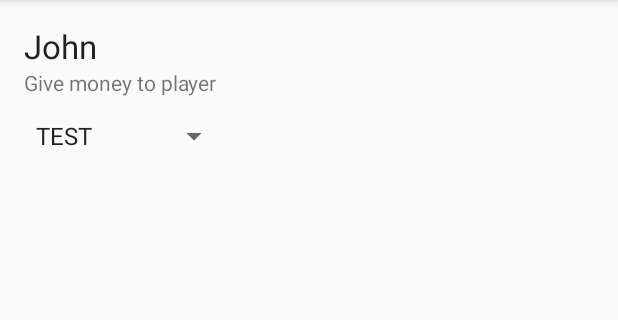
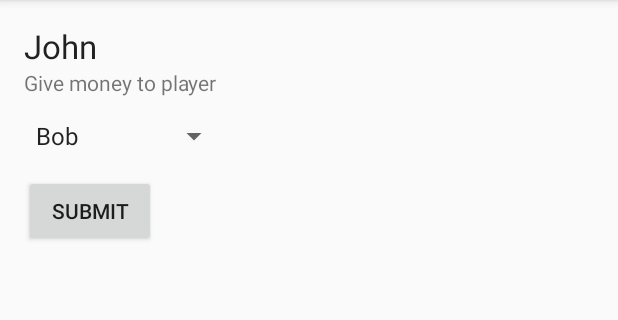
Before and after one commit to parkm/Monop, an Android app: the screen it shows after launch (PlayerActionActivity), after a tap on "ACTION", on a phone screen of 412 x 824 dp, the part 84-404 px from its top. Run offline under Robolectric (Android 15) with nearby library versions, the phone set to English and light mode, and no system bars.

```diff
--- a/app/src/main/java/com/github/parkm/monop/MainActivity.java
+++ b/app/src/main/java/com/github/parkm/monop/MainActivity.java
@@ -6,13 +6,16 @@ import android.support.v7.app.ActionBarActivity;
 import android.view.Menu;
 import android.view.MenuItem;
 import android.view.View;
-import android.view.ViewGroup;
 import android.widget.Button;
 import android.widget.LinearLayout;
 import android.widget.RelativeLayout;
 import android.widget.TextView;
 
+import java.util.HashMap;
+
 public class MainActivity extends ActionBarActivity {
+
+    HashMap<Player, View> playerGroupViews = new HashMap<>();
 
     @Override
     protected void onCreate(Bundle savedInstanceState) {
@@ -20,27 +23,46 @@ public class MainActivity extends ActionBarActivity {
         setContentView(R.layout.activity_main);
         LinearLayout playerLayout = (LinearLayout) this.findViewById(R.id.playerLayout);
 
-        Player[] players = {new Player("John"), new Player("Bob")};
+        Player[] players = {new Player("John"), new Player("Bob"), new Player("Greg")};
         for (Player p : players) {
-            playerLayout.addView(this.createPlayerGroupView(p));
+            Monop.addPlayer(p);
+            View view = this.createPlayerGroupView(p);
+            playerLayout.addView(view);
+            this.playerGroupViews.put(p, view);
+        }
+    }
+
+    @Override
+    protected void onActivityResult(int requstCode, int resultCode, Intent data) {
+        for (Player p : Monop.getPlayers()) {
+            this.updatePlayerGroupView(this.playerGroupViews.get(p), p);
         }
     }
 
     View createPlayerGroupView(final Player player) {
         RelativeLayout rl = (RelativeLayout) getLayoutInflater().inflate(R.layout.player_action_group, null);
-        TextView playerNameView = (TextView) rl.findViewById(R.id.playerName);
-        final TextView playerMoney = (TextView) rl.findViewById(R.id.playerMoney);
+
         Button actionButton = (Button) rl.findViewById(R.id.actionButton);
         actionButton.setOnClickListener(new View.OnClickListener() {
             @Override
             public void onClick(View view) {
                 Intent i = new Intent(getBaseContext(), PlayerActionActivity.class);
-                i.putExtra("player", player);
-                startActivity(i);
+                i.putExtra("player", player.getId());
+                startActivityForResult(i, 0, null);
             }
         });
-        playerNameView.setText(player.name);
+
+        this.updatePlayerGroupView(rl, player);
+
         return rl;
+    }
+
+    void updatePlayerGroupView(View playerLayout, Player p) {
+        View view = playerLayout;
+        TextView playerName = (TextView) view.findViewById(R.id.playerName);
+        playerName.setText(p.name);
+        TextView playerMoney = (TextView) view.findViewById(R.id.playerMoney);
+        playerMoney.setText(String.valueOf(p.balance));
     }
 
     @Override
--- /dev/null
+++ b/app/src/main/java/com/github/parkm/monop/Monop.java
@@ -0,0 +1,23 @@
+package com.github.parkm.monop;
+
+import java.util.Collection;
+import java.util.HashMap;
+
+public class Monop {
+    private static int playerIdCounter = 0;
+    private static HashMap<Integer, Player> playersById = new HashMap<>();
+
+    public static void addPlayer(Player player) {
+        player.setId(Monop.playerIdCounter);
+        Monop.playersById.put(player.getId(), player);
+        Monop.playerIdCounter++;
+    }
+
+    public static Collection<Player> getPlayers() {
+        return playersById.values();
+    }
+
+    public static Player getPlayer(int id) {
+        return playersById.get(id);
+    }
+}
--- a/app/src/main/java/com/github/parkm/monop/Player.java
+++ b/app/src/main/java/com/github/parkm/monop/Player.java
@@ -5,8 +5,19 @@ import android.os.Parcelable;
 
 public class Player implements Parcelable {
     public String name;
+    public int balance = 1500;
+    int id;
+
     public Player(String name) {
         this.name = name;
+    }
+
+    public int setId(int id) {
+        return this.id = id;
+    }
+
+    public int getId() {
+        return this.id;
     }
 
     @Override
--- a/app/src/main/java/com/github/parkm/monop/PlayerActionActivity.java
+++ b/app/src/main/java/com/github/parkm/monop/PlayerActionActivity.java
@@ -1,33 +1,57 @@
 package com.github.parkm.monop;
 
-import android.content.Intent;
+import android.os.Bundle;
 import android.support.v7.app.ActionBarActivity;
-import android.os.Bundle;
+import android.view.View;
 import android.widget.ArrayAdapter;
+import android.widget.Button;
 import android.widget.Spinner;
 import android.widget.TextView;
 
+import java.util.HashMap;
+
 public class PlayerActionActivity extends ActionBarActivity {
+
+    Player activePlayer;
+    HashMap<Integer, Player> playerBySpinnerIndex = new HashMap<>();
 
     @Override
     protected void onCreate(Bundle savedInstanceState) {
         super.onCreate(savedInstanceState);
         setContentView(R.layout.activity_player_action);
-        Player player = this.getIntent().getParcelableExtra("player");
+
+        this.activePlayer = Monop.getPlayer(this.getIntent().getIntExtra("player", -1));
+
         TextView textView = (TextView) this.findViewById(R.id.playerName);
-        textView.setText(player.name);
+        textView.setText(this.activePlayer.name);
 
-        this.addPlayerNamesToSpinner();
+        final Spinner playerListSpinner = this.addPlayerNamesToSpinner();
+
+        Button submit = (Button) this.findViewById(R.id.submitButton);
+        submit.setOnClickListener(new Button.OnClickListener() {
+            @Override
+            public void onClick(View view) {
+                Player selectedPlayer = playerBySpinnerIndex.get(playerListSpinner.getSelectedItemPosition());
+                activePlayer.balance -= 200;
+                selectedPlayer.balance += 200;
+                finish();
+            }
+        });
     }
 
-    void addPlayerNamesToSpinner() {
+    Spinner addPlayerNamesToSpinner() {
         Spinner playerListSpinner = (Spinner) this.findViewById(R.id.playerListSpinner);
         ArrayAdapter<String> adapter = new ArrayAdapter<String>(this, android.R.layout.simple_spinner_item, android.R.id.text1);
         adapter.setDropDownViewResource(android.R.layout.simple_spinner_dropdown_item);
         playerListSpinner.setAdapter(adapter);
 
-        adapter.add("TEST");
-        adapter.add("TEST2");
+        for (Player p : Monop.getPlayers()) {
+            if (p.equals(this.activePlayer)) continue;
+            playerBySpinnerIndex.put(adapter.getCount(), Monop.getPlayer(p.getId()));
+            adapter.add(p.name);
+        }
+
         adapter.notifyDataSetChanged();
+        return playerListSpinner;
     }
 }
--- a/app/src/main/res/layout/activity_player_action.xml
+++ b/app/src/main/res/layout/activity_player_action.xml
@@ -38,6 +38,12 @@
                 android:layout_width="137dp"
                 android:layout_height="52dp"
                 android:id="@+id/playerListSpinner" />
+
+            <Button
+                android:layout_width="wrap_content"
+                android:layout_height="wrap_content"
+                android:text="Submit"
+                android:id="@+id/submitButton" />
         </LinearLayout>
     </LinearLayout>
 
```
